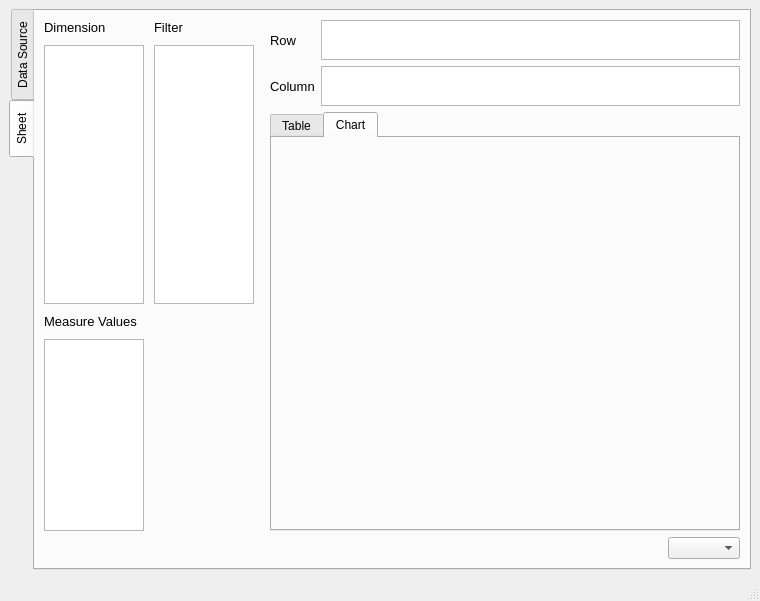
This is mainGUI.ui in ThanawatKMUTNB/DataViz as Qt 5 draws it before an edit. The edited form follows.
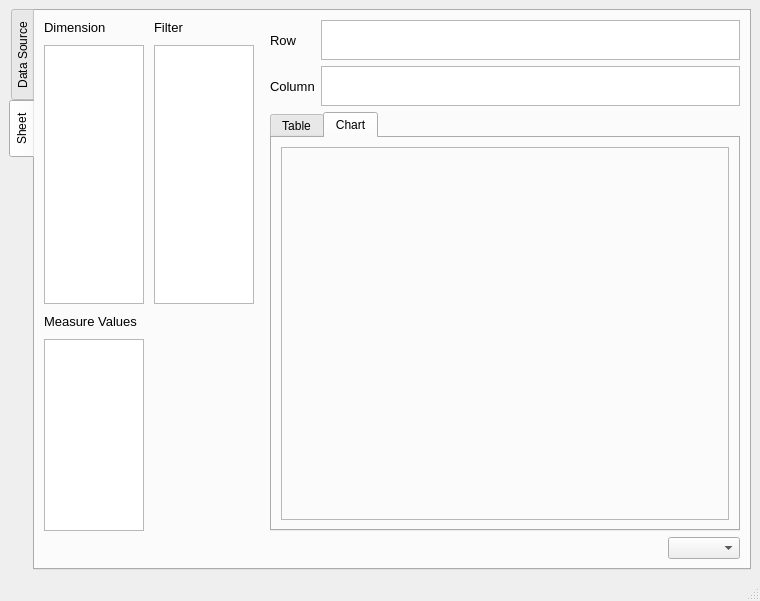
This is the edited form. The open tabs and pages were chosen to show the change. Custom widgets are drawn as their Qt base class.

What changed in the file:
```diff
--- a/mainGUI.ui
+++ b/mainGUI.ui
@@ -847,7 +847,18 @@
            <attribute name="title">
             <string>Chart</string>
            </attribute>
-           <layout class="QGridLayout" name="gridLayout_11"/>
+           <layout class="QGridLayout" name="gridLayout_11">
+            <item row="0" column="0">
+             <widget class="QFrame" name="frame">
+              <property name="frameShape">
+               <enum>QFrame::StyledPanel</enum>
+              </property>
+              <property name="frameShadow">
+               <enum>QFrame::Raised</enum>
+              </property>
+             </widget>
+            </item>
+           </layout>
           </widget>
          </widget>
         </item>
@@ -923,6 +934,11 @@
    <extends>QListWidget</extends>
    <header>GUI.h</header>
   </customwidget>
+  <customwidget>
+   <class>filListClass</class>
+   <extends>QListWidget</extends>
+   <header>GUI.h</header>
+  </customwidget>
  </customwidgets>
  <resources/>
  <connections/>
```
Left out of the diff: 2 changed lines with no effect on the pictures.
